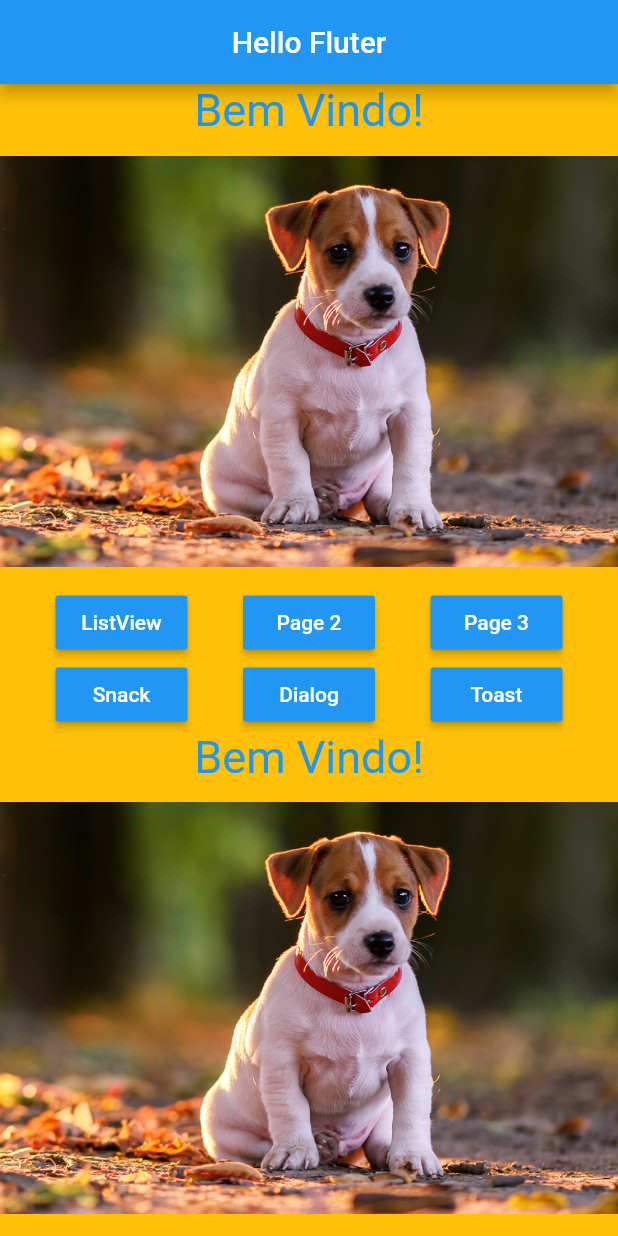
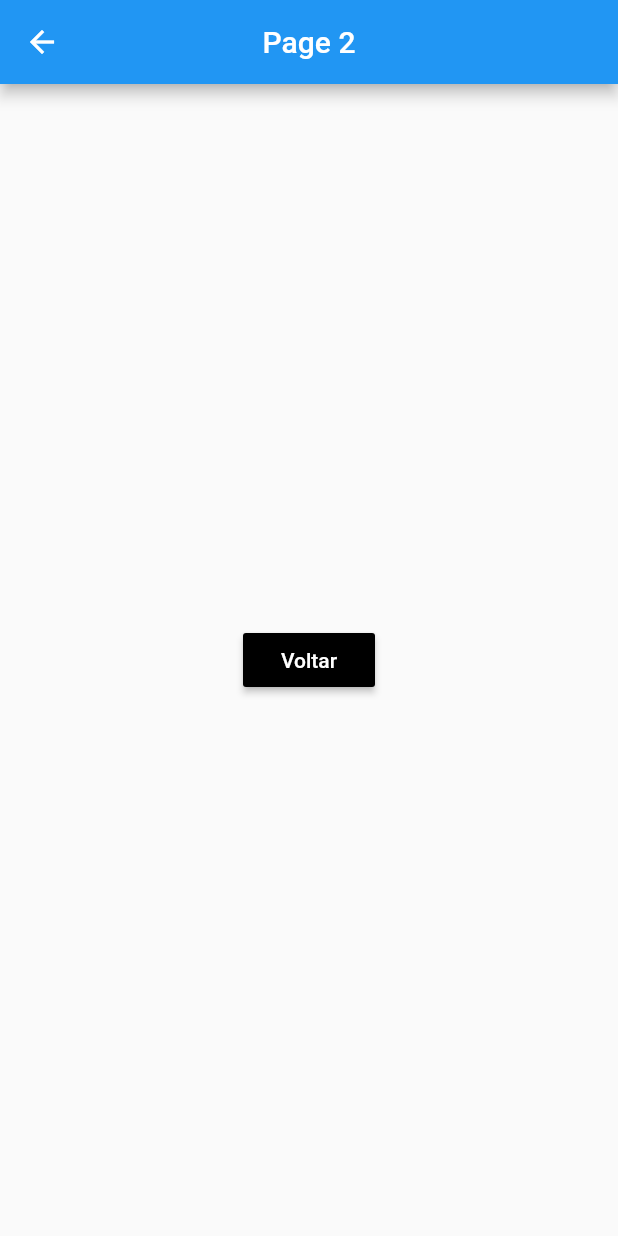
Before and after one commit to gabriellopesjds/flutter_widgets, a Flutter app: the screen it shows after launch, after a tap on "Page 2", on a phone screen of 412 x 824 dp. Run offline on Flutter 3.47's test engine with Material 2 defaults, Android fonts, the phone set to English and light mode, and no system bars.

Commit message:
Navegação entre telas, voltar para activity anterior, retornar parametros

```diff
--- a/lib/home_page.dart
+++ b/lib/home_page.dart
@@ -1,4 +1,7 @@
 import 'package:flutter/material.dart';
+import 'package:flutter_widgets/pages/hello_page1.dart';
+import 'package:flutter_widgets/pages/hello_page2.dart';
+import 'package:flutter_widgets/pages/hello_page3.dart';
 
 class HomePage extends StatelessWidget {
   @override
@@ -8,26 +11,21 @@ class HomePage extends StatelessWidget {
         title: Text("Hello Fluter"),
         centerTitle: true,
       ),
-      body: _buildBody(),
+      body: _buildBody(context),
     );
   }
 
-  _buildBody() {
-    return SingleChildScrollView(
-      child: Container(
-          color: Colors.amber,
+  _buildBody(context) {
+    return Container(
+        color: Colors.white,
         child: Column(
           mainAxisAlignment: MainAxisAlignment.center,
           children: <Widget>[
             _buildText(),
             _buildPageView(),
-              _buildButtons(),
-              _buildText(),
-              _buildPageView(),
-              _buildButtons(),
+            _buildButtons(context),
           ],
-          )),
-    );
+        ));
   }
 
   Container _buildPageView() {
@@ -45,42 +43,53 @@ class HomePage extends StatelessWidget {
     );
   }
 
-  Column _buildButtons() {
+  _buildButtons(context) {
     return Column(
       children: <Widget>[
         Row(
           mainAxisAlignment: MainAxisAlignment.spaceEvenly,
           children: <Widget>[
-            _buildButton("ListView"),
-            _buildButton("Page 2"),
-            _buildButton("Page 3"),
+            _buildButton(context, "ListView", () => _onClickNavigator(context, HelloPage1())),
+            _buildButton(context, "Page 2", () => _onClickNavigator(context, HelloPage2())),
+            _buildButton(context, "Page 3",() => _onClickNavigator(context, HelloPage3())),
           ],
         ),
         Row(
           mainAxisAlignment: MainAxisAlignment.spaceEvenly,
           children: <Widget>[
-            _buildButton("Snack"),
-            _buildButton("Dialog"),
-            _buildButton("Toast"),
+            _buildButton(context, "Snack", () => _onClickSnack),
+            _buildButton(context, "Dialog", () => _onClickDialog()),
+            _buildButton(context, "Toast", () => _onClickToast()),
           ],
         )
       ],
     );
   }
 
-  _buildButton(String text) {
+  Function _onClickSnack() {
+    print("_onClickSnack");
+  }
+
+  Function _onClickDialog() {}
+
+  Function _onClickToast() {}
+
+  _buildButton(context, String text, Function onPressed) {
     return RaisedButton(
       color: Colors.blue,
       child: Text(
         text,
         style: TextStyle(color: Colors.white),
       ),
-      onPressed: () => _onClickOk(),
+      onPressed: onPressed
     );
   }
 
-  _onClickOk() {
-    print("Clicou no botão!");
+  void _onClickNavigator(BuildContext context, Widget page) async {
+    String retorno = await Navigator.push(context, MaterialPageRoute(builder: (BuildContext context) {
+      return page;
+    }));
+    print(retorno);
   }
 
   _buildImg(String path) {
--- /dev/null
+++ b/lib/pages/hello_page2.dart
@@ -0,0 +1,33 @@
+import 'package:flutter/material.dart';
+
+class HelloPage2 extends StatelessWidget {
+  @override
+  Widget build(BuildContext context) {
+    return Scaffold(
+      appBar: AppBar(
+        centerTitle: true,
+        title: Text("Page 2"),
+      ),
+      body: _buildBody(context),
+    );
+  }
+
+  _buildBody(context) {
+    return Center(
+      child: RaisedButton(
+        child: Text(
+          "Voltar",
+          style: TextStyle(color: Colors.white),
+        ),
+        onPressed: () {
+          _onClickVoltar(context);
+        },
+        color: Colors.black,
+      ),
+    );
+  }
+
+  _onClickVoltar(context){
+    Navigator.pop(context, "Page 2");
+  }
+}
```
Also changed, not shown: lib/pages/hello_page1.dart (added, +15 -0 lines), lib/pages/hello_page3.dart (added, +33 -0 lines). Lines whose indentation alone changed are shown as unchanged.
